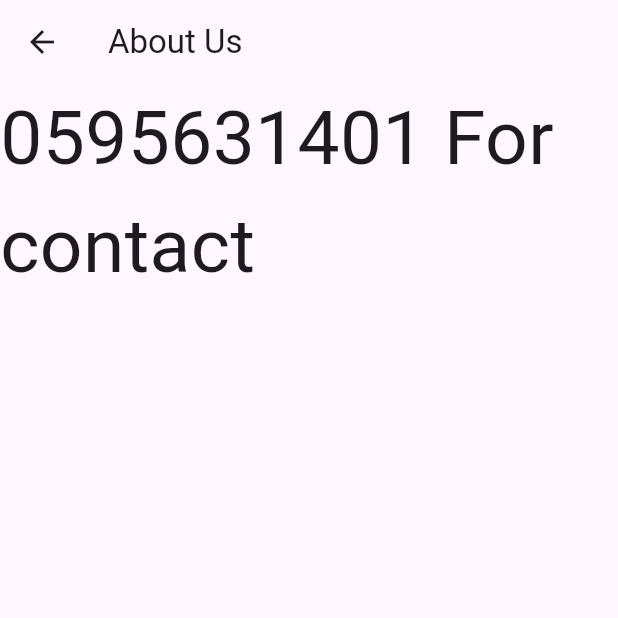
After one commit to m7mdtam/ciu_plus, a Flutter app: the AboutUs screen opened directly, on a phone screen of 412 x 824 dp, the top half of it. The commit adds this screen. Run offline on Flutter 3.47's test engine with Material 3 defaults, Android fonts, the phone set to English and light mode, and no system bars.

Commit message:
about us page

```diff
--- /dev/null
+++ b/lib/aboutUs.dart
@@ -0,0 +1,24 @@
+// ignore_for_file: prefer_const_constructors
+
+import 'package:flutter/material.dart';
+
+class AboutUs extends StatefulWidget {
+  const AboutUs({super.key});
+  @override
+  State<AboutUs> createState() => _HomePageState();
+}
+
+class _HomePageState extends State<AboutUs> {
+  @override
+  Widget build(BuildContext context) {
+    return Scaffold(
+      appBar: AppBar(
+        title: Text('About Us'),
+      ),
+      body: Text(
+        '0595631401 For contact',
+        style: TextStyle(fontSize: 50),
+      ),
+    );
+  }
+}
```
Also changed, not shown: lib/home_page.dart (+13 -3 lines).
